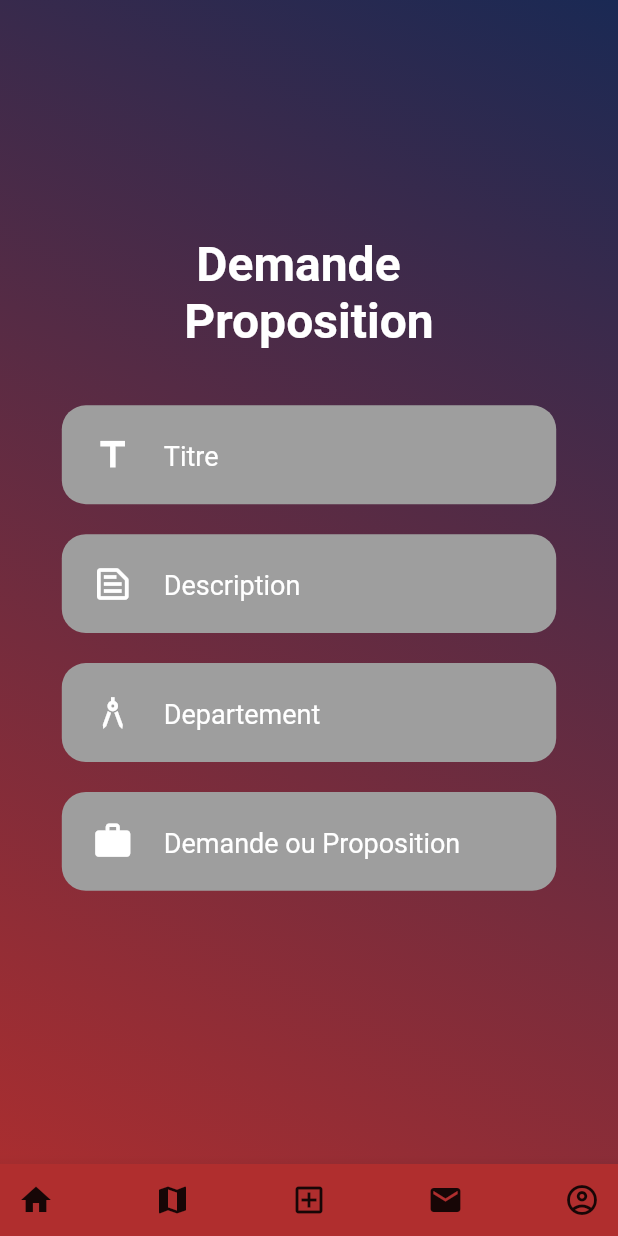
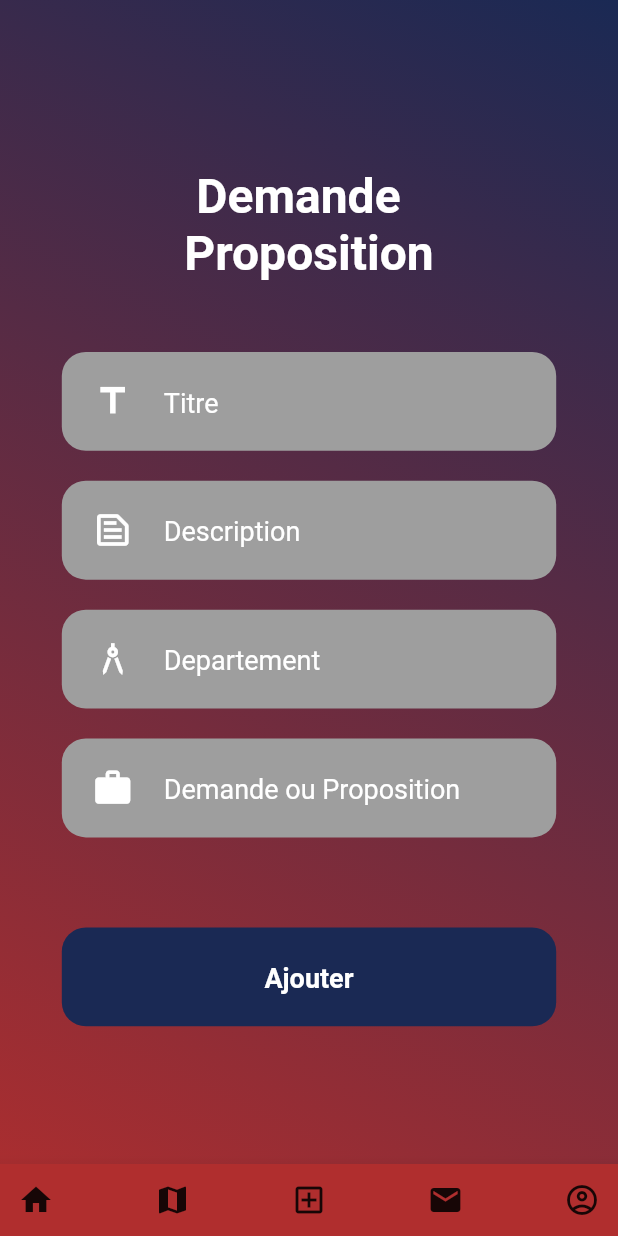
Before and after one commit to LeBonFrancais/app_le_bon_francais, a Flutter app: the NewService screen opened by its route, on a phone screen of 412 x 824 dp. Run offline on Flutter 3.47's test engine with Material 2 defaults, Android fonts, the light colour scheme and no system bars; our stand-ins replace fluttertoast, google_maps_flutter, rflutter_alert, webview_flutter; network calls fail.

Commit message:
Ajustement de la disposition de l'interface pour ajouter un service

```diff
--- a/lib/screens/new_service_screen.dart
+++ b/lib/screens/new_service_screen.dart
@@ -1,6 +1,7 @@
 import 'package:app_le_bon_francais/pallete.dart';
 import 'package:app_le_bon_francais/widgets/widgets.dart';
 import 'package:flutter/material.dart';
+import 'package:fluttertoast/fluttertoast.dart';
 
 class NewService extends StatefulWidget {
   const NewService({Key? key}) : super(key: key);
@@ -44,37 +45,41 @@ class _NewServiceState extends State<NewService> {
             ),
             Column(
               crossAxisAlignment: CrossAxisAlignment.end,
-              children: const [
-                TextInputField(
+              children: [
+                const SizedBox(
+                  height: 25,
+                ),
+                const TextInputField(
                   icon: Icons.title,
                   hint: 'Titre',
                   inputType: TextInputType.text,
                   inputAction: TextInputAction.next,
                 ),
-                TextInputField(
+                const TextInputField(
                   icon: Icons.text_snippet_outlined,
                   hint: 'Description',
                   inputType: TextInputType.multiline,
                   inputAction: TextInputAction.next,
                 ),
-                TextInputField(
+                const TextInputField(
                   icon: Icons.architecture_sharp,
                   hint: 'Departement',
                   inputType: TextInputType.text,
                   inputAction: TextInputAction.next,
                 ),
-                TextInputField(
+                const TextInputField(
                   icon: Icons.work_outlined,
                   hint: 'Demande ou Proposition',
                   inputType: TextInputType.text,
                   inputAction: TextInputAction.next,
                 ),
-                SizedBox(
+                const SizedBox(
                   height: 25,
                 ),
-                SizedBox(
+                const SizedBox(
                   height: 25,
                 ),
+                _button(context),
               ],
             ),
             const SizedBox(
@@ -86,4 +91,26 @@ class _NewServiceState extends State<NewService> {
       ),
     );
   }
+
+  Widget _button(BuildContext context) {
+    Size size = MediaQuery.of(context).size;
+    return Container(
+      height: size.height * 0.08,
+      width: size.width * 0.8,
+      decoration: BoxDecoration(
+        borderRadius: BorderRadius.circular(16),
+        color: Palette.darkBlue,
+      ),
+      child: TextButton(
+        onPressed: () {
+          Fluttertoast.showToast(
+              msg: 'Ce composant est en cours de développement !');
+        },
+        child: Text(
+          'Ajouter',
+          style: kBodyText.copyWith(fontWeight: FontWeight.bold),
+        ),
+      ),
+    );
+  }
 }
```
